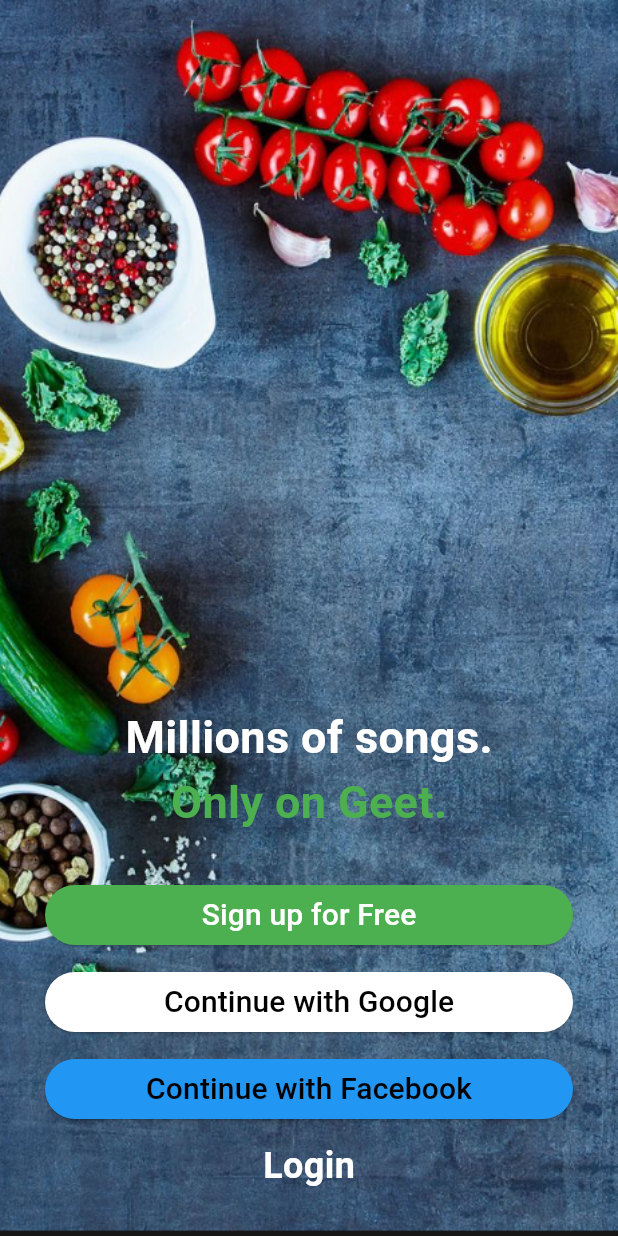
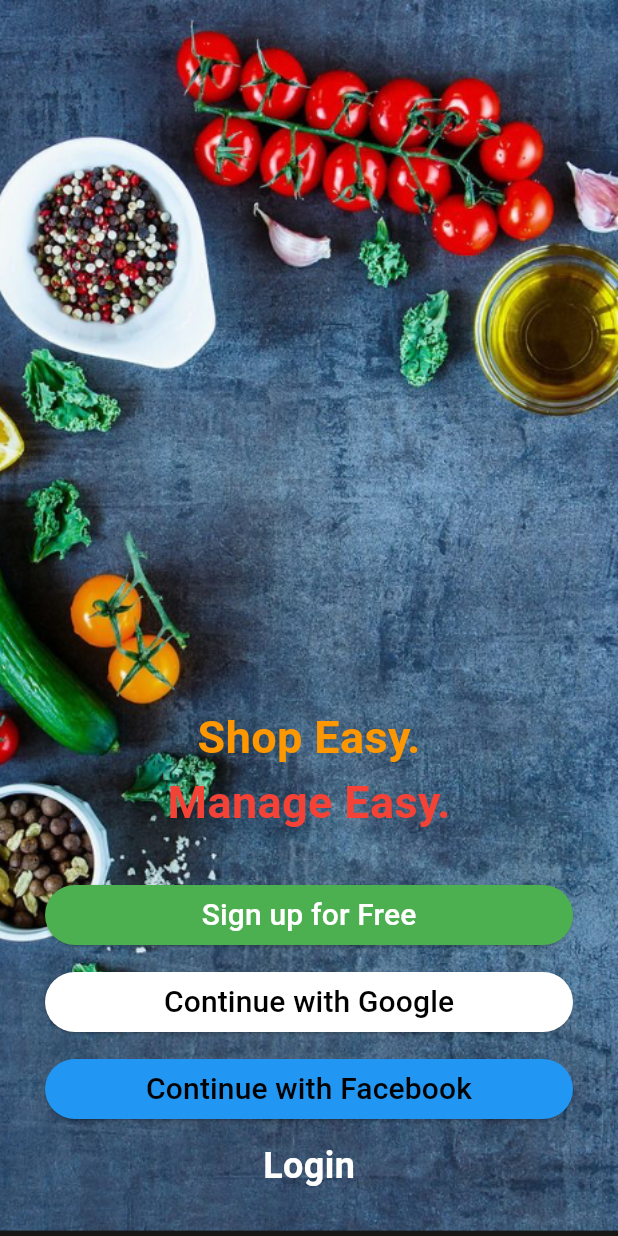
Before and after one commit to NimeshVasani/manage_my_store, a Flutter app: the screen it shows after launch, on a phone screen of 412 x 824 dp. Run offline on Flutter 3.47's test engine with Material 3 defaults, Android fonts, the phone set to English and light mode, and no system bars; our stand-ins replace firebase_auth, firebase_core, font_awesome_flutter, get_it, google_sign_in; missing offline and left inert: firebase_ui_auth; accounts and stored records are empty.

Commit message:
UI Update

```diff
--- a/lib/main.dart
+++ b/lib/main.dart
@@ -3,46 +3,70 @@
 import 'package:get_it/get_it.dart';
 import 'package:manage_my_store/ui/screens/loginOptionScreen.dart';
 import 'package:manage_my_store/ui/screens/loginscreen.dart';
+import 'package:manage_my_store/ui/screens/mainscreen.dart';
 import 'package:manage_my_store/viewmodels/authentication/authviewmodel.dart';
 import 'package:provider/provider.dart';
 
 import 'firebase_options.dart';
 
+
 void main() async {
-  runApp(const MyApp());
+  WidgetsFlutterBinding.ensureInitialized();  // Ensure Flutter binding is initialized.
+
   await Firebase.initializeApp(
     options: DefaultFirebaseOptions.currentPlatform,
   );
-  GetIt getIt = GetIt.instance;
-  getIt.registerLazySingleton<AuthViewModel>(() => AuthViewModel());
+
+
   runApp(
     MultiProvider(
       providers: [
         ChangeNotifierProvider(
           create: (context) => AuthViewModel(),
-
         ),
-
       ],
       child: const MyApp(),
     ),
   );
 }
 
+
+
 class MyApp extends StatelessWidget {
   const MyApp({super.key});
 
   // This widget is the root of your application.
+
   @override
   Widget build(BuildContext context) {
+    return FutureBuilder<bool>(
+      future: Provider.of<AuthViewModel>(context, listen: false).checkAuthenticationStatus(),
+      builder: (context, snapshot) {
+        if (snapshot.connectionState == ConnectionState.waiting) {
+          // While checking authentication status, show a loading indicator.
+          return const CircularProgressIndicator();
+        } else if (snapshot.hasError) {
+          // Handle the error.
+          return const LoginOptionsScreen();
+        } else {
+          // Use the authentication status to determine the initial route.
+          bool isAuthenticated = snapshot.data ?? false;
+
           return MaterialApp(
+            title: 'Flutter Demo',
             debugShowCheckedModeBanner: false,
-      title: 'Flutter Demo',
             theme: ThemeData(
               colorScheme: ColorScheme.fromSeed(seedColor: Colors.deepPurple),
               useMaterial3: true,
             ),
-      home: const LoginOptionsScreen(),
+            initialRoute: isAuthenticated ? '/main' : '/login',
+            routes: {
+              '/main': (context) => const MainScreen(),
+              '/login': (context) => const LoginOptionsScreen(),
+            },
+          );
+        }
+      },
     );
   }
 }
--- a/lib/ui/screens/loginOptionScreen.dart
+++ b/lib/ui/screens/loginOptionScreen.dart
@@ -16,24 +16,21 @@
   Widget build(BuildContext context) {
     return Scaffold(
       backgroundColor: Colors.black,
-      body: Center(
-        child: Stack(children: [
-          Expanded(
-              child: Image.asset(
-            'assets/images/login_img.png',
-            height: double.infinity,
-            fit: BoxFit.fitHeight,
-          )),
-          Column(
+      body: Container(
+        decoration: const BoxDecoration(
+            image: DecorationImage(
+                image: AssetImage('assets/images/login_img.png'),fit: BoxFit.cover)),
+        child: Center(
+          child: Column(
             mainAxisAlignment: MainAxisAlignment.end,
             children: [
               Container(
                 width: double.infinity,
                 alignment: Alignment.center,
                 child: const Text(
-                  "Millions of songs.",
+                  "Shop Easy.",
                   style: TextStyle(
-                      color: Colors.white,
+                      color: Colors.orange,
                       fontSize: 30,
                       fontWeight: FontWeight.bold),
                 ),
@@ -42,9 +39,9 @@
                 width: double.infinity,
                 alignment: Alignment.center,
                 child: const Text(
-                  "Only on Geet.",
+                  "Manage Easy.",
                   style: TextStyle(
-                      color: Colors.green,
+                      color: Colors.red,
                       fontSize: 30,
                       fontWeight: FontWeight.bold),
                 ),
@@ -54,8 +51,7 @@
               ),
               Container(
                 width: double.infinity,
-                padding:
-                    const EdgeInsets.only(bottom: 10, left: 30, right: 30.0),
+                padding: const EdgeInsets.only(bottom: 10, left: 30, right: 30.0),
                 child: ElevatedButton(
                     onPressed: () {
                       Navigator.push(context,
@@ -73,8 +69,7 @@
               ),
               Container(
                 width: double.infinity,
-                padding:
-                    const EdgeInsets.only(bottom: 10, left: 30, right: 30.0),
+                padding: const EdgeInsets.only(bottom: 10, left: 30, right: 30.0),
                 child: ElevatedButton(
                     onPressed: () {},
                     style: const ButtonStyle(
@@ -87,8 +82,7 @@
               ),
               Container(
                 width: double.infinity,
-                padding:
-                    const EdgeInsets.only(bottom: 10, left: 30, right: 30.0),
+                padding: const EdgeInsets.only(bottom: 10, left: 30, right: 30.0),
                 child: ElevatedButton(
                     onPressed: () {},
                     style: const ButtonStyle(
@@ -121,7 +115,7 @@
               )
             ],
           ),
-        ]),
+        ),
       ),
     );
   }
--- a/lib/ui/screens/mainscreen.dart
+++ b/lib/ui/screens/mainscreen.dart
@@ -21,7 +21,9 @@
 
   @override
   Widget build(BuildContext context) {
-    return Scaffold(
+    return PopScope(
+        canPop:false,
+      child: Scaffold(
         extendBody: true,
         body: Center(child: _bottomNavScreens.elementAt(selectedIndex)),
         bottomNavigationBar: SafeArea(
@@ -79,6 +81,7 @@
             ),
           ),
         ),
+      ),
     );
   }
 }
--- a/pubspec.yaml
+++ b/pubspec.yaml
@@ -76,6 +76,9 @@
   # To add assets to your application, add an assets section, like this:
   assets:
     - assets/images/login_img.png
+    - assets/images/login_img_2.png
+    - assets/images/login_img_3.png
+    - assets/images/login_img_4.jpg
   #   - images/a_dot_ham.jpeg
 
   # An image asset can refer to one or more resolution-specific "variants", see
```
Also changed, not shown: lib/ui/screens/RegistrationScreen.dart (+28 -27 lines), lib/ui/screens/homescreen.dart (+26 -4 lines), lib/ui/screens/loginscreen.dart (+30 -19 lines), assets/images/login_img_2.png (added), assets/images/login_img_3.png (added), pubspec.lock, 1 other file. Lines whose indentation alone changed are shown as unchanged.
